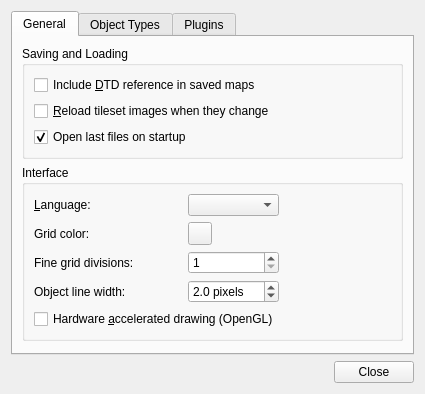
Before: the Qt Designer form src/tiled/preferencesdialog.ui in mapeditor/tiled, drawn with Qt 5.
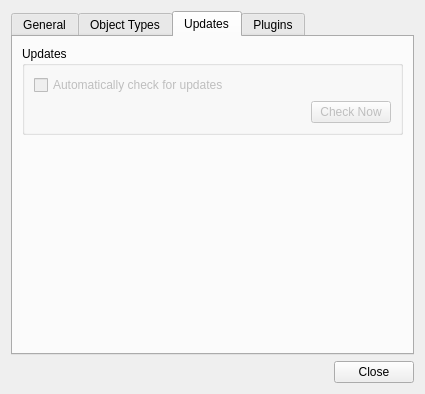
After: the same form once the commit is applied. The open tabs and pages were chosen to show the change. Icons and pictures are not drawn. Custom widgets are drawn as their Qt base class.

Commit message:
Added auto-update preferences
Also added a skeleton for a fallback auto-updater that could for example
just notify the user of a new version.

```diff
--- a/src/tiled/preferencesdialog.ui
+++ b/src/tiled/preferencesdialog.ui
@@ -297,6 +297,78 @@
        </item>
       </layout>
      </widget>
+     <widget class="QWidget" name="tab_3">
+      <attribute name="title">
+       <string>Updates</string>
+      </attribute>
+      <layout class="QVBoxLayout" name="verticalLayout_7">
+       <item>
+        <widget class="QGroupBox" name="groupBox_5">
+         <property name="title">
+          <string>Updates</string>
+         </property>
+         <layout class="QGridLayout" name="gridLayout_3">
+          <item row="1" column="3">
+           <widget class="QPushButton" name="checkForUpdate">
+            <property name="enabled">
+             <bool>false</bool>
+            </property>
+            <property name="text">
+             <string>Check Now</string>
+            </property>
+           </widget>
+          </item>
+          <item row="0" column="0" colspan="4">
+           <widget class="QCheckBox" name="autoUpdateCheckBox">
+            <property name="enabled">
+             <bool>false</bool>
+            </property>
+            <property name="text">
+             <string>Automatically check for updates</string>
+            </property>
+           </widget>
+          </item>
+          <item row="1" column="1">
+           <spacer name="horizontalSpacer_3">
+            <property name="orientation">
+             <enum>Qt::Horizontal</enum>
+            </property>
+            <property name="sizeHint" stdset="0">
+             <size>
+              <width>40</width>
+              <height>20</height>
+             </size>
+            </property>
+           </spacer>
+          </item>
+          <item row="1" column="0">
+           <widget class="QLabel" name="lastAutoUpdateCheckLabel">
+            <property name="enabled">
+             <bool>false</bool>
+            </property>
+            <property name="text">
+             <string notr="true"/>
+            </property>
+           </widget>
+          </item>
+         </layout>
+        </widget>
+       </item>
+       <item>
+        <spacer name="verticalSpacer_2">
+         <property name="orientation">
+          <enum>Qt::Vertical</enum>
+         </property>
+         <property name="sizeHint" stdset="0">
+          <size>
+           <width>20</width>
+           <height>40</height>
+          </size>
+         </property>
+        </spacer>
+       </item>
+      </layout>
+     </widget>
      <widget class="QWidget" name="tab_4">
       <attribute name="title">
        <string>Plugins</string>
```
The commit also changes 12 other files.
